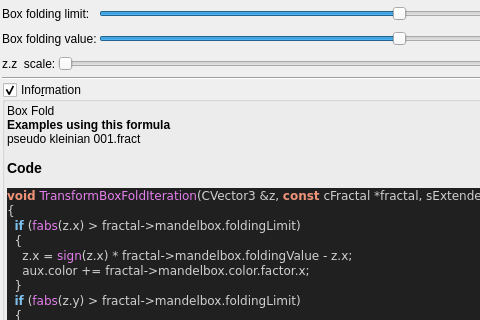
The window that mandelbulber2/qt_data/fractal_transf_box_fold.ui (buddhi1980/mandelbulber2) describes before a commit, drawn with Qt 5; both pictures show x 0 to 480 and y 0 to 320 of the 799 by 937 pixel window.
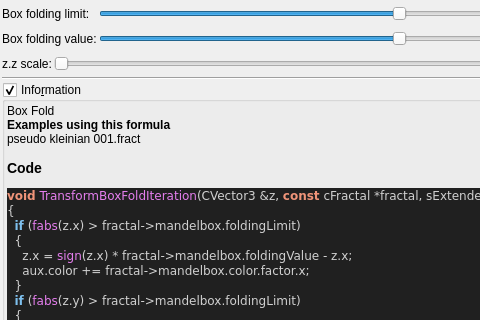
The same window after the commit. Custom widgets are drawn as their Qt base class.

```diff
--- a/mandelbulber2/qt_data/fractal_transf_box_fold.ui
+++ b/mandelbulber2/qt_data/fractal_transf_box_fold.ui
@@ -203,7 +203,7 @@
        <item row="1" column="0">
         <widget class="QLabel" name="label_172">
          <property name="text">
-          <string>z.z  scale:</string>
+          <string>z.z scale:</string>
          </property>
         </widget>
        </item>
```
